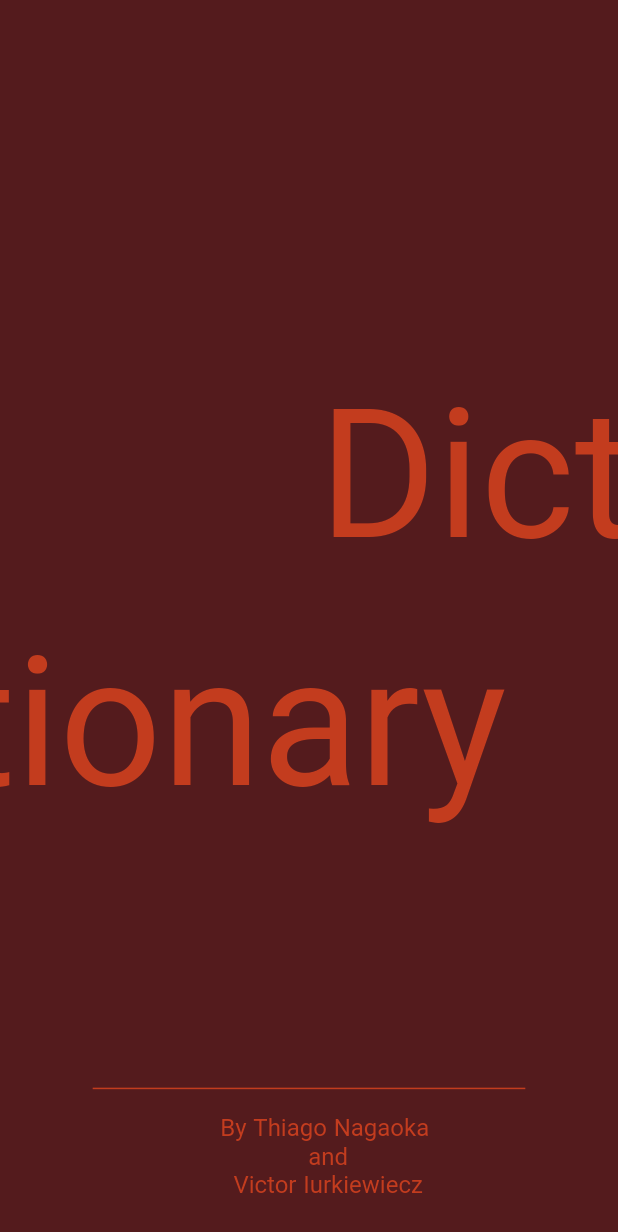
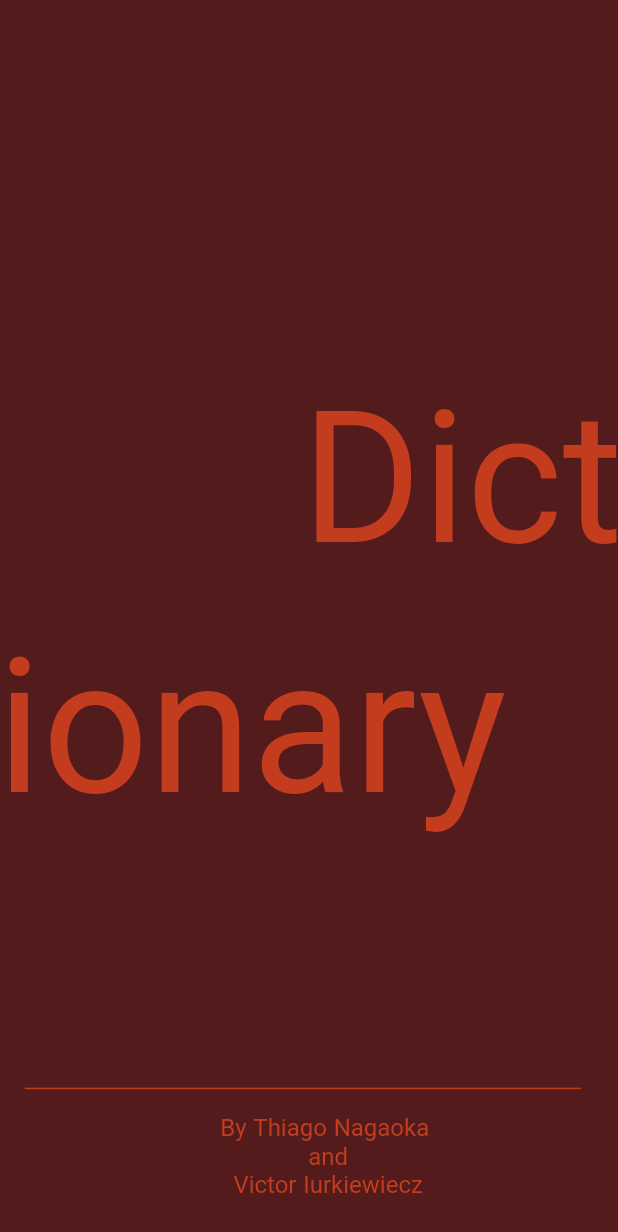
Before and after one commit to Victoriurki/dictionary_app, a Flutter app: the screen it shows after launch, on a phone screen of 412 x 824 dp. Shown: the top 1232 px of the screen. Run offline on Flutter 3.47's test engine with Material 2 defaults, Android fonts, the phone set to English and light mode, and no system bars; our stand-ins replace dio, flutter_mobx, flutter_modular, google_fonts, lottie, mobx; generated files the repository leaves out were written again.

Commit message:
hotfix landing page width position proportion of Dictionary

```diff
--- a/lib/features/landingpage/view/landing_page_view.dart
+++ b/lib/features/landingpage/view/landing_page_view.dart
@@ -21,8 +21,8 @@ class LandingPageView extends StatelessWidget {
                 child: Text(
                   'Dictionary',
                   textScaleFactor: (MediaQuery.of(context).size.height /
-                          MediaQuery.of(context).size.width) *
-                      0.5,
+                          MediaQuery.of(context).size.width) *(MediaQuery.of(context).size.width *
+                      0.00124),
                   style: AppThemeData().titleTheme.textTheme.titleLarge,
                   overflow: TextOverflow.clip,
                   maxLines: 1,
@@ -35,8 +35,8 @@ class LandingPageView extends StatelessWidget {
                 child: Text(
                   'Dictionary',
                   textScaleFactor: (MediaQuery.of(context).size.height /
-                          MediaQuery.of(context).size.width) *
-                      0.5,
+                          MediaQuery.of(context).size.width) *(MediaQuery.of(context).size.width*0.00126)
+                      ,
                   style: AppThemeData().titleTheme.textTheme.titleLarge,
                   overflow: TextOverflow.clip,
                   maxLines: 1,
@@ -45,10 +45,10 @@ class LandingPageView extends StatelessWidget {
               ),
               Positioned(
                   top: MediaQuery.of(context).size.height * 0.88,
-                  right: MediaQuery.of(context).size.width * 0.15,
+                  right: MediaQuery.of(context).size.width * 0.06,
                   child: Container(
                     height: 1,
-                    width: MediaQuery.of(context).size.width * 0.7,
+                    width: MediaQuery.of(context).size.width * 0.9,
                     color: AppColorTheme.titleColor,
                   )),
               Positioned(
```
Also changed, not shown: pubspec.lock, 1 other file.
